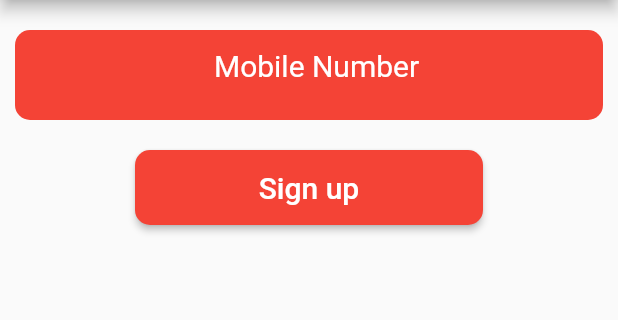
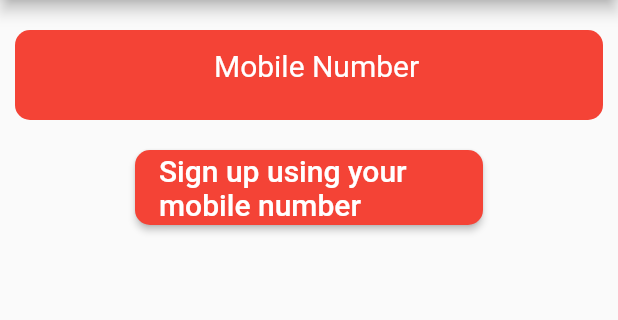
Before and after one commit to adarsh189-pal/login, a Flutter app: the PhoneAuthPage screen opened directly, on a phone screen of 412 x 824 dp, the part 84-404 px from its top. Run offline on Flutter 3.47's test engine with Material 2 defaults, Android fonts, the phone set to English and light mode, and no system bars; our stand-ins replace cloud_firestore, firebase_auth, google_sign_in; accounts and stored records are empty.

Commit message:
phone auth

```diff
--- a/lib/phone_auth.dart
+++ b/lib/phone_auth.dart
@@ -55,7 +55,7 @@ class _PhoneAuthenticationState extends State<PhoneAuthentication> {
           color: Colors.red,
           child: Center(
             child: Text(
-              'Sign up',
+              'Sign up using your mobile number',
               style: TextStyle(
                 color: Colors.white,
                 fontSize: 20,
```
